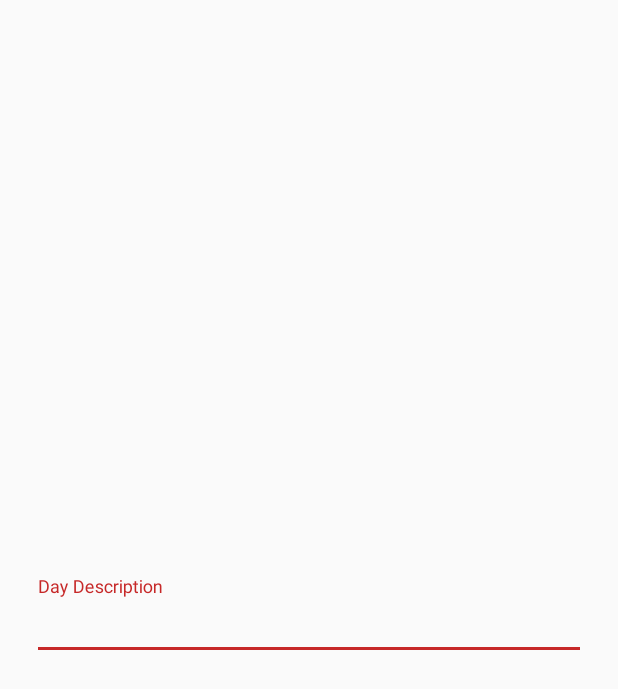
After one commit to RyanClementsHax/WorkoutPlanner, an Android app: the layout edit_day_description_alert_dialog.xml on its own in the app's theme, with its tools: preview values and no code run, on a phone screen of 412 x 824 dp. The commit adds this screen. Shown: the top 689 px of the screen. Run offline under Robolectric (Android 15) with nearby library versions, the phone set to English and light mode, and no system bars.

Commit message:
Added day description editing

```diff
--- a/app/src/main/res/layout/day_of_week_action_buttons.xml
+++ b/app/src/main/res/layout/day_of_week_action_buttons.xml
@@ -11,6 +11,7 @@
         android:id="@+id/edit_layout"
         android:layout_width="86dp"
         android:layout_height="86dp"
+        android:layout_marginRight="@dimen/list_item_margin_left_and_right"
         android:background="@color/warning">
 
         <ImageView
--- /dev/null
+++ b/app/src/main/res/layout/edit_day_description_alert_dialog.xml
@@ -0,0 +1,22 @@
+<?xml version="1.0" encoding="utf-8"?>
+<RelativeLayout
+    xmlns:android="http://schemas.android.com/apk/res/android"
+    android:layout_width="match_parent"
+    android:layout_height="match_parent"
+    android:padding="21dp">
+
+    <android.support.design.widget.TextInputLayout
+        android:id="@+id/input_layout_day_description"
+        android:layout_width="match_parent"
+        android:layout_height="wrap_content"
+        android:layout_centerVertical="true">
+
+        <EditText
+            android:id="@+id/input_day_description"
+            android:layout_width="match_parent"
+            android:layout_height="wrap_content"
+            android:hint="Day Description"
+            android:inputType="text" />
+
+    </android.support.design.widget.TextInputLayout>
+</RelativeLayout>
--- a/app/src/main/res/values/strings.xml
+++ b/app/src/main/res/values/strings.xml
@@ -30,4 +30,5 @@
     <string name="week_view_preference_key">week_view_preference_key</string>
     <string name="day_view_preference_key">day_view_preference_key</string>
     <string name="is_first_time_app_start_up">is_first_time_app_start_up</string>
+    <string name="edit_day_description_alert_dialog_title">Edit Description</string>
 </resources>
```
Also changed, not shown: app/src/main/java/com/example/ryan/workoutplanner/WeekViewActivity.java (+54 -0 lines), app/src/main/java/com/example/ryan/workoutplanner/adapters/WeekViewAdapter.java (+16 -6 lines).
